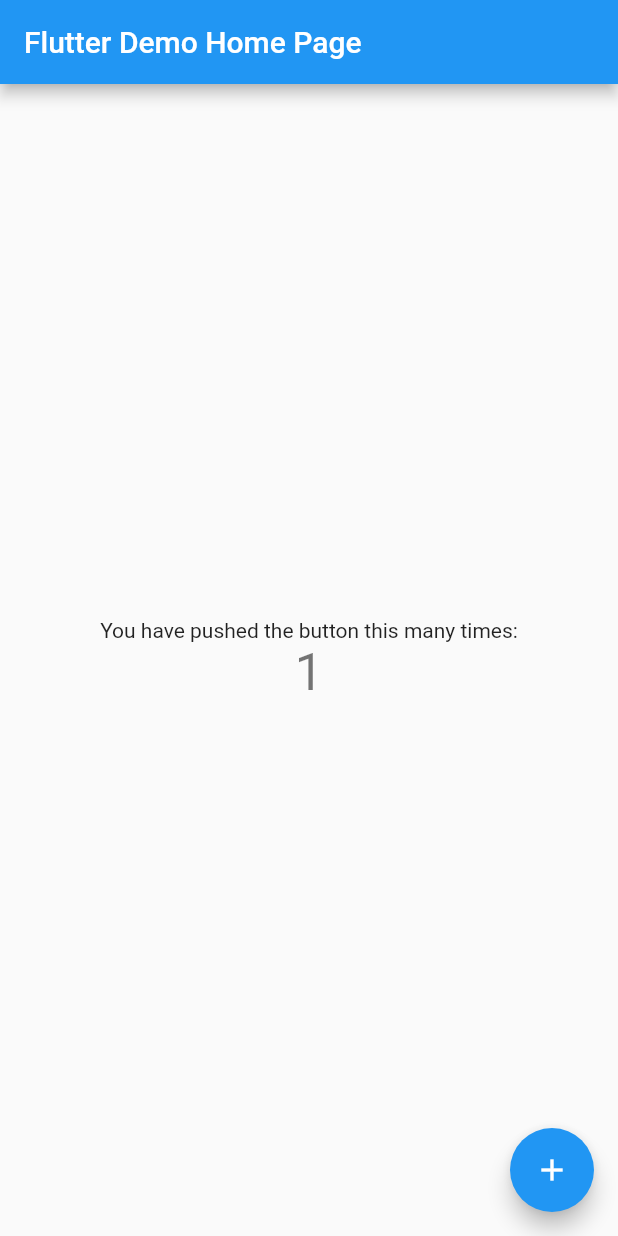
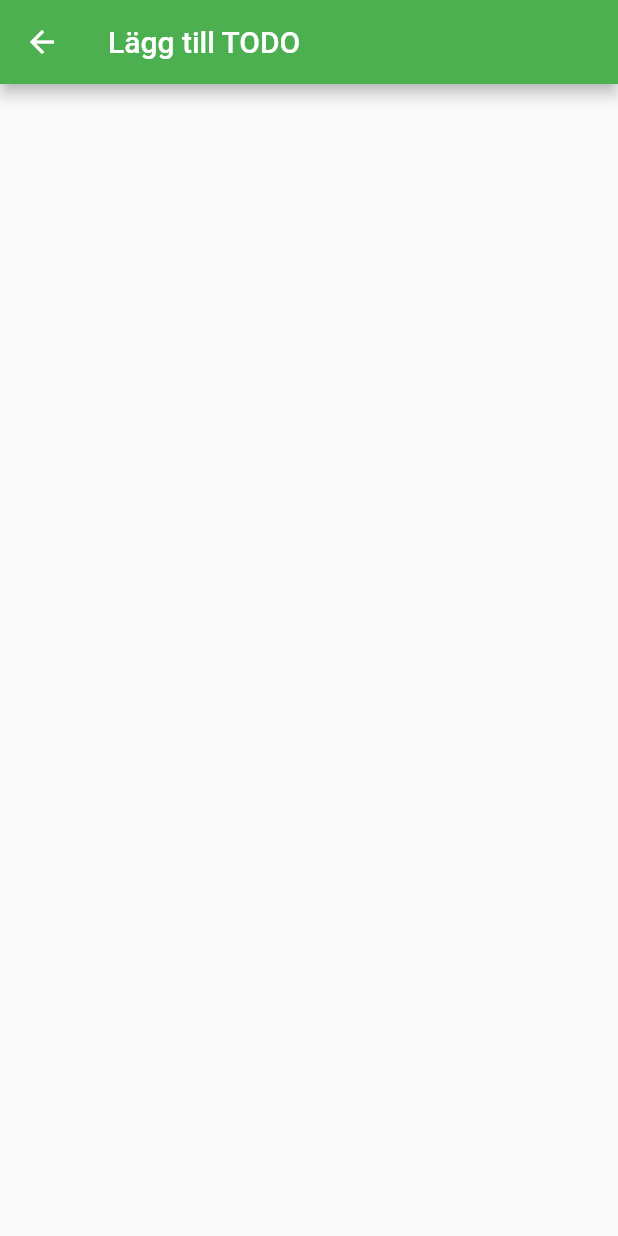
Before and after one commit to gu-tig169-ht21/guslofveis, a Flutter app: the screen it shows after launch, after a tap on the "add" icon, on a phone screen of 412 x 824 dp. Run offline on Flutter 3.47's test engine with Material 2 defaults, Android fonts, the phone set to English and light mode, and no system bars.

Commit message:
UI på mainview

```diff
--- a/lib/main.dart
+++ b/lib/main.dart
@@ -1,115 +1,83 @@
 import 'package:flutter/material.dart';
 
 void main() {
-  runApp(const MyApp());
+  runApp(MyApp());
 }
 
 class MyApp extends StatelessWidget {
-  const MyApp({Key? key}) : super(key: key);
-
-  // This widget is the root of your application.
   @override
   Widget build(BuildContext context) {
     return MaterialApp(
-      title: 'Flutter Demo',
-      theme: ThemeData(
-        // This is the theme of your application.
-        //
-        // Try running your application with "flutter run". You'll see the
-        // application has a blue toolbar. Then, without quitting the app, try
-        // changing the primarySwatch below to Colors.green and then invoke
-        // "hot reload" (press "r" in the console where you ran "flutter run",
-        // or simply save your changes to "hot reload" in a Flutter IDE).
-        // Notice that the counter didn't reset back to zero; the application
-        // is not restarted.
-        primarySwatch: Colors.blue,
-      ),
-      home: const MyHomePage(title: 'Flutter Demo Home Page'),
+      home: MainView(),
     );
   }
 }
 
-class MyHomePage extends StatefulWidget {
-  const MyHomePage({Key? key, required this.title}) : super(key: key);
-
-  // This widget is the home page of your application. It is stateful, meaning
-  // that it has a State object (defined below) that contains fields that affect
-  // how it looks.
-
-  // This class is the configuration for the state. It holds the values (in this
-  // case the title) provided by the parent (in this case the App widget) and
-  // used by the build method of the State. Fields in a Widget subclass are
-  // always marked "final".
-
-  final String title;
-
-  @override
-  State<MyHomePage> createState() => _MyHomePageState();
-}
-
-class _MyHomePageState extends State<MyHomePage> {
-  int _counter = 0;
-
-  void _incrementCounter() {
-    setState(() {
-      // This call to setState tells the Flutter framework that something has
-      // changed in this State, which causes it to rerun the build method below
-      // so that the display can reflect the updated values. If we changed
-      // _counter without calling setState(), then the build method would not be
-      // called again, and so nothing would appear to happen.
-      _counter++;
-    });
-  }
+class MainView extends StatelessWidget {
+  List <String> todo = ['Plugga', 'Städa', 'Matlagning', 'Handla', 'Träna', 'Umgås'];
 
   @override
   Widget build(BuildContext context) {
-    // This method is rerun every time setState is called, for instance as done
-    // by the _incrementCounter method above.
-    //
-    // The Flutter framework has been optimized to make rerunning build methods
-    // fast, so that you can just rebuild anything that needs updating rather
-    // than having to individually change instances of widgets.
     return Scaffold(
-      appBar: AppBar(
-        // Here we take the value from the MyHomePage object that was created by
-        // the App.build method, and use it to set our appbar title.
-        title: Text(widget.title),
-      ),
-      body: Center(
-        // Center is a layout widget. It takes a single child and positions it
-        // in the middle of the parent.
-        child: Column(
-          // Column is also a layout widget. It takes a list of children and
-          // arranges them vertically. By default, it sizes itself to fit its
-          // children horizontally, and tries to be as tall as its parent.
-          //
-          // Invoke "debug painting" (press "p" in the console, choose the
-          // "Toggle Debug Paint" action from the Flutter Inspector in Android
-          // Studio, or the "Toggle Debug Paint" command in Visual Studio Code)
-          // to see the wireframe for each widget.
-          //
-          // Column has various properties to control how it sizes itself and
-          // how it positions its children. Here we use mainAxisAlignment to
-          // center the children vertically; the main axis here is the vertical
-          // axis because Columns are vertical (the cross axis would be
-          // horizontal).
-          mainAxisAlignment: MainAxisAlignment.center,
-          children: <Widget>[
-            const Text(
-              'You have pushed the button this many times:',
-            ),
-            Text(
-              '$_counter',
-              style: Theme.of(context).textTheme.headline4,
+      backgroundColor: Colors.green[100],
+        appBar: AppBar(
+          title: Text('TIG169 - TODO', style: TextStyle(fontSize: 30)),
+          backgroundColor: Colors.green,
+          centerTitle: true,
+          actions: [
+            IconButton(
+              icon: Icon(Icons.arrow_right_sharp),
+              onPressed: () {
+                Navigator.push(context,
+                    MaterialPageRoute(builder: (context) => SecondView()));
+              },
             ),
           ],
         ),
+        body: ListView.builder(itemCount: todo.length, itemBuilder: (context, index){
+          return _listItem(todo[index]);
+        }),
+        floatingActionButton: FloatingActionButton(
+          child: Icon(Icons.add, size: 50),
+          backgroundColor: Colors.green,
+          onPressed: () {
+            Navigator.push(context,
+              MaterialPageRoute(builder: (context) => AddView()));
+          },
+        ),
+      );
+  }
+
+  Widget _listItem(text) {
+    return Container(
+      margin: EdgeInsets.all(0),
+      child: Card(
+        margin: EdgeInsets.symmetric(horizontal: 10, vertical: 5),
+        child: ListTile(
+          leading: Checkbox(value: false, onChanged: (value) {}),
+          title: Text(text, style: TextStyle(fontSize: 25)),
+          trailing: Icon(Icons.delete, size: 30.0),
+        ),
       ),
-      floatingActionButton: FloatingActionButton(
-        onPressed: _incrementCounter,
-        tooltip: 'Increment',
-        child: const Icon(Icons.add),
-      ), // This trailing comma makes auto-formatting nicer for build methods.
     );
   }
 }
+
+class AddView extends StatelessWidget {
+  Widget build(BuildContext context) {
+    return Scaffold(
+      appBar: AppBar(
+        title: Text("Lägg till TODO"),
+        backgroundColor: Colors.green,
+      ),
+    );
+  }
+}
+
+class SecondView extends StatelessWidget {
+  Widget build(BuildContext context) {
+    return Scaffold(
+      appBar: AppBar(),
+    );
+  }
+}
```
Also changed, not shown: 1 other file.
